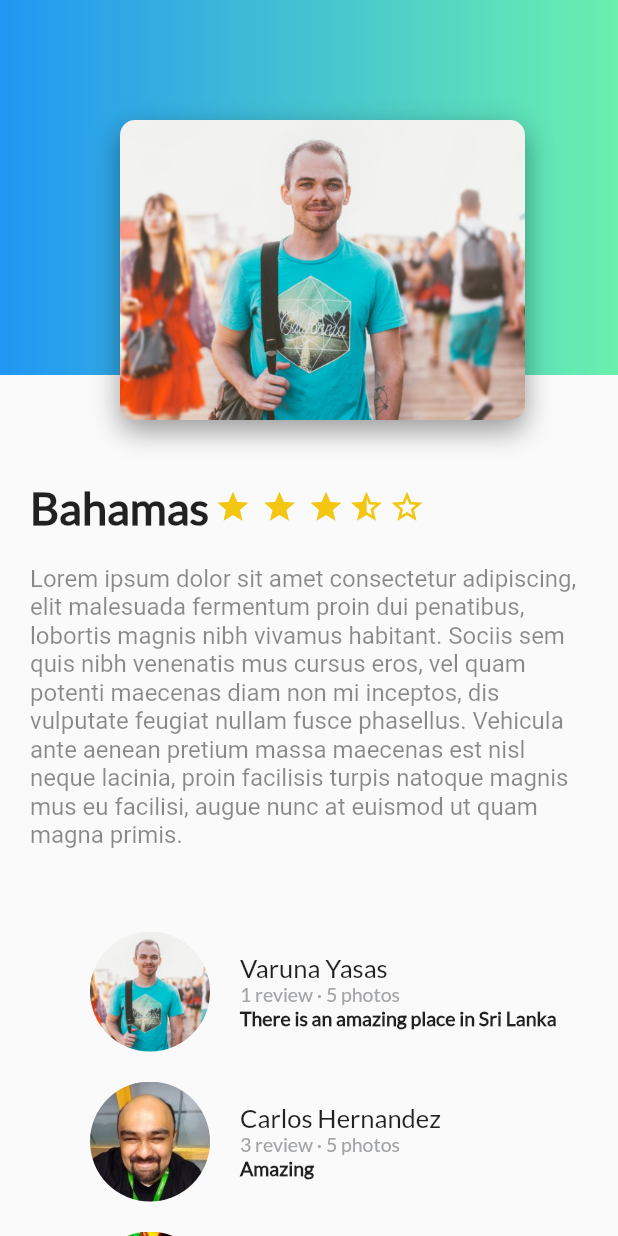
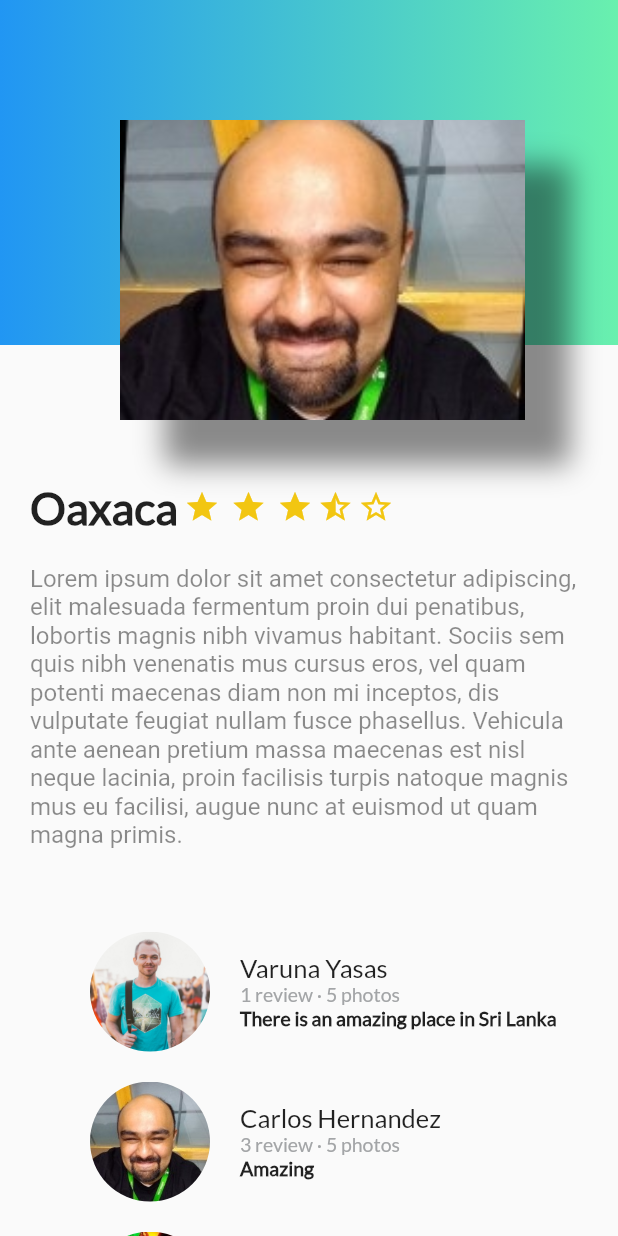
Before and after one commit to liz84pp/ProyectoFinal, a Flutter app: the screen it shows after launch, on a phone screen of 412 x 824 dp. Run offline on Flutter 3.47's test engine with Material 2 defaults, Android fonts, the phone set to English and light mode, and no system bars.

Commit message:
Creamos la clase CardImage y pusimos la foto del profe

```diff
--- a/lib/background_gradient.dart
+++ b/lib/background_gradient.dart
@@ -5,7 +5,7 @@ class GradientBackground extends StatelessWidget {
   Widget build(BuildContext context) {
     // TODO: implement build
     return Container(
-      height: 250.0,
+      height: 230.0,
       decoration: BoxDecoration (
         gradient: LinearGradient(
           colors: [
--- /dev/null
+++ b/lib/cardimage.dart
@@ -0,0 +1,37 @@
+import 'package:flutter/material.dart';
+
+class CardImage extends StatelessWidget {
+
+  String pathImage = "asset/people,jpg";
+  CardImage(this.pathImage);
+
+  @override
+  Widget build(BuildContext context) {
+    // TODO: implement build
+    final card = Container(
+      height: 200.0,
+      width: 270.0,
+      margin: EdgeInsets.only(
+        top: 80.0,
+        left: 80.0
+      ),
+      decoration: BoxDecoration(
+        image: DecorationImage(
+          fit: BoxFit.cover,
+          image: AssetImage(pathImage)
+        ),
+      boxShadow: [
+        BoxShadow(
+          color: Colors.black45,
+          blurRadius: 15.0,
+          offset: Offset(30.0, 30.0)
+        )
+      ]
+      ),
+    );
+
+
+    return card;
+  }
+
+}
--- a/lib/main.dart
+++ b/lib/main.dart
@@ -1,8 +1,9 @@
 import 'package:flutter/material.dart';
 import 'description_place.dart';
 import 'reviewlist.dart';
-import 'trajeta_imagenes.dart';
+//import 'trajeta_imagenes.dart';
 import 'background_gradient.dart';
+import 'cardimage.dart';
 
 void main() {
   runApp(MyApp());
@@ -29,12 +30,12 @@ class MyApp extends StatelessWidget {
           children: [
             ListView(
               children: [
-                DescriptionPlace("Bahamas", 5, descriptionDummy),
+                DescriptionPlace("Oaxaca", 5, descriptionDummy),
                 ReviewList(),
               ],
             ),
             GradientBackground(),
-            CardImage("asset/people.jpg"),
+            CardImage("asset/chem1.jpg"),
           ],
         )
  ),
```
